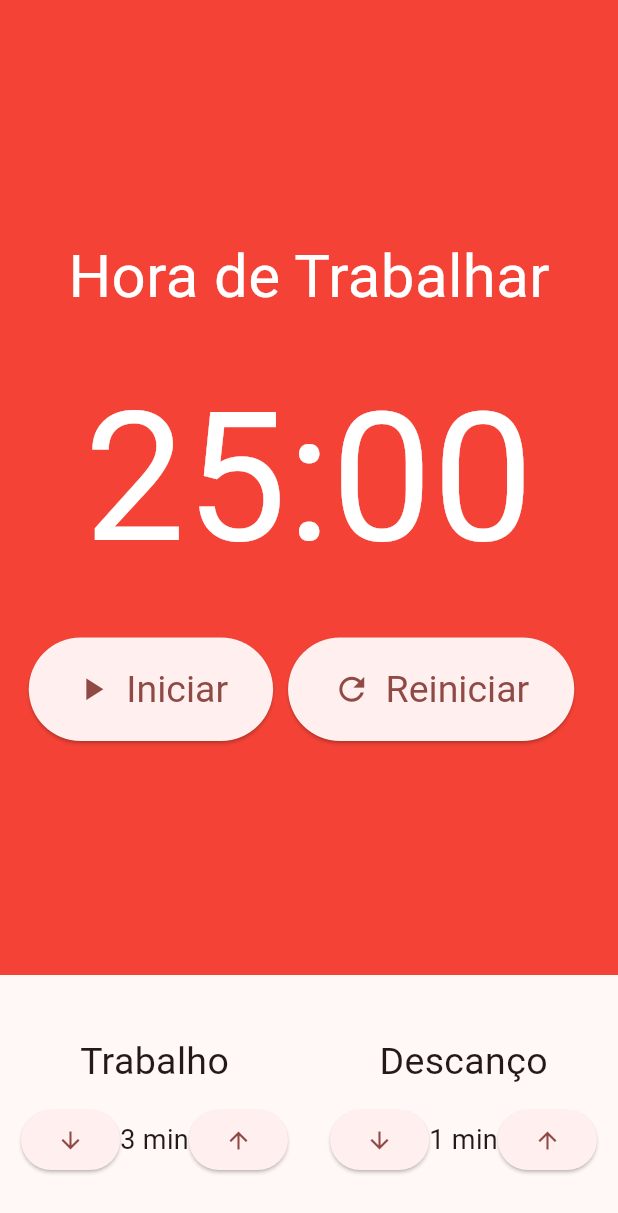
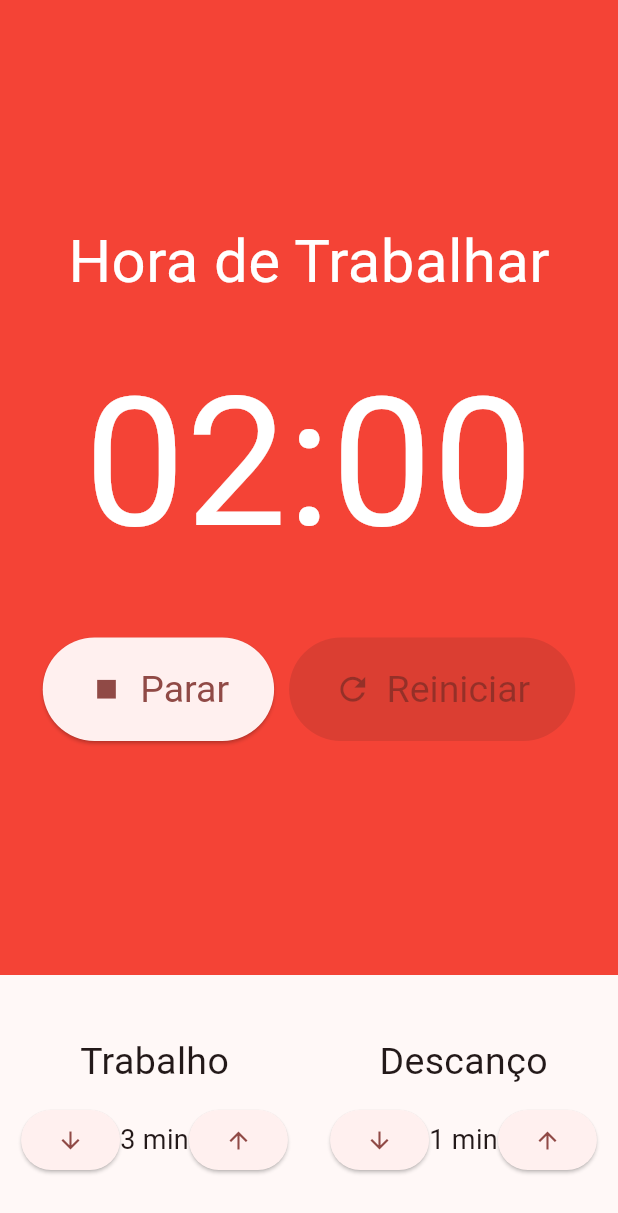
Before and after one commit to GoedertDalmolin/pomodoro, a Flutter app: the screen it shows after launch, item 2 of the bottom bar chosen, after a tap on "Iniciar", on a phone screen of 412 x 824 dp. Shown: the top 1213 px of the screen. Run offline on Flutter 3.47's test engine with Material 3 defaults, Android fonts, the phone set to English and light mode, and no system bars; our stand-ins replace flutter_mobx, mobx; generated files the repository leaves out were written again.

Commit message:
Added Observer on CronometroBotao.

```diff
--- a/lib/presentation/components/cronometro.dart
+++ b/lib/presentation/components/cronometro.dart
@@ -1,56 +1,68 @@
 import 'package:flutter/material.dart';
+import 'package:flutter_mobx/flutter_mobx.dart';
 import 'package:pomodoro/presentation/components/cronometro_botao.dart';
+import 'package:pomodoro/store/pomodoro.store.dart';
+import 'package:provider/provider.dart';
 
 class Cronometro extends StatelessWidget {
   const Cronometro({super.key});
 
   @override
   Widget build(BuildContext context) {
+    final store = Provider.of<PomodoroStore>(context);
+
     return Container(
       color: Colors.red,
-      child: const Column(
+      child: Column(
         mainAxisAlignment: MainAxisAlignment.center,
         children: [
-          Text(
+          const Text(
             'Hora de Trabalhar',
             // textAlign: TextAlign.center,
             style: TextStyle(fontSize: 40, color: Colors.white),
           ),
-          SizedBox(height: 20),
+          const SizedBox(height: 20),
           Text(
-            '25:00',
-            style: TextStyle(
+            '${store.minutos.toString().padLeft(2, '0')}:${store.segundos.toString().padLeft(2, '0')}',
+            style: const TextStyle(
               fontSize: 120,
               color: Colors.white,
             ),
           ),
-          SizedBox(height: 20),
-          Row(
+          const SizedBox(height: 20),
+          Observer(builder: (_) {
+            return Row(
               mainAxisAlignment: MainAxisAlignment.center,
               children: [
+                if (!store.iniciado)
                   Padding(
-                padding: EdgeInsets.only(right: 10.0),
+                    padding: const EdgeInsets.only(right: 10.0),
                     child: CronometroBotao(
                       texto: 'Iniciar',
                       icone: Icons.play_arrow,
+                      onClick: store.iniciarContagem,
                     ),
                   ),
-              // Padding(
-              //   padding: const EdgeInsets.all(10.0),
-              //   child: CronometroBotao(
-              //     texto: 'Parar',
-              //     icone: Icons.stop,
-              //   ),
-              // ),
+                if (store.iniciado)
                   Padding(
-                padding: EdgeInsets.only(right: 10.0),
+                    padding: const EdgeInsets.all(10.0),
+                    child: CronometroBotao(
+                      texto: 'Parar',
+                      icone: Icons.stop,
+                      onClick: store.pararContagem,
+                    ),
+                  ),
+                Padding(
+                  padding: const EdgeInsets.only(right: 10.0),
                   child: CronometroBotao(
                     texto: 'Reiniciar',
                     icone: Icons.refresh,
+                    // onClick: store.pararContagem,
                   ),
                 ),
               ],
-          ),
+            );
+          })
         ],
       ),
     );
--- a/lib/presentation/components/cronometro_botao.dart
+++ b/lib/presentation/components/cronometro_botao.dart
@@ -3,11 +3,13 @@ import 'package:flutter/material.dart';
 class CronometroBotao extends StatelessWidget {
   final String texto;
   final IconData icone;
+  final Function()? onClick;
 
   const CronometroBotao({
     super.key,
     required this.texto,
     required this.icone,
+    this.onClick,
   });
 
   @override
@@ -18,7 +20,7 @@ class CronometroBotao extends StatelessWidget {
         padding: const EdgeInsets.symmetric(horizontal: 30, vertical: 20),
         textStyle: const TextStyle(fontSize: 25),
       ),
-      onPressed: () {},
+      onPressed: onClick,
       child: Row(
         children: [
           Padding(
```
Also changed, not shown: lib/presentation/components/entrada_tempo.dart (+8 -2 lines), lib/store/pomodoro.store.dart (+19 -0 lines). Lines whose indentation alone changed are shown as unchanged.
